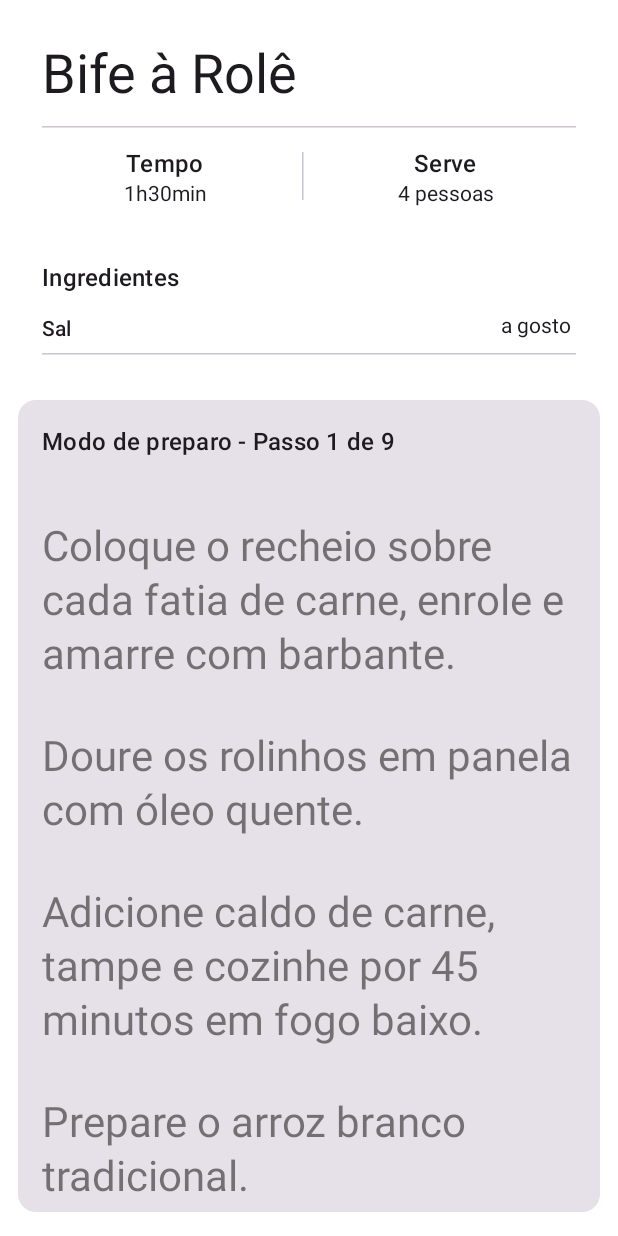
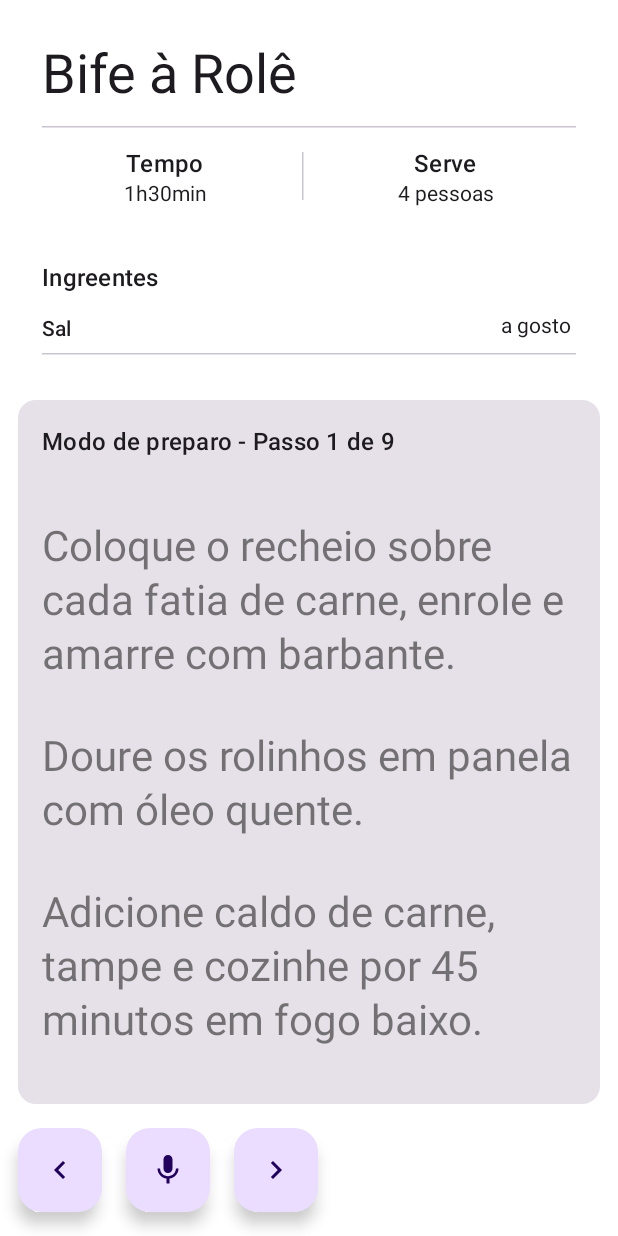
Before and after one commit to DevCapu/remy-kitchen-assistent, an Android app built with Jetpack Compose: the @Preview function ChefModeRecipeScreenPreview, scrolled down 448 dp, on a phone screen of 412 x 824 dp. Run offline under Robolectric (Android 15) with nearby library versions, the phone set to English and light mode, and no system bars; our stand-ins replace constraintlayout-compose.

Commit message:
adiciona assistente de voz e controles de navegação na tela de detalhes da receita

```diff
--- a/app/src/main/java/br/com/devcapu/remy/recipe/presentation/screen/RecipeDetailsScreen.kt
+++ b/app/src/main/java/br/com/devcapu/remy/recipe/presentation/screen/RecipeDetailsScreen.kt
@@ -14,26 +14,40 @@ import androidx.compose.foundation.layout.padding
 import androidx.compose.foundation.lazy.LazyColumn
 import androidx.compose.foundation.lazy.rememberLazyListState
 import androidx.compose.foundation.shape.RoundedCornerShape
+import androidx.compose.material.icons.Icons
+import androidx.compose.material.icons.filled.Mic
+import androidx.compose.material.icons.filled.MicOff
+import androidx.compose.material.icons.filled.NavigateBefore
+import androidx.compose.material.icons.filled.NavigateNext
 import androidx.compose.material3.Card
 import androidx.compose.material3.CardDefaults
+import androidx.compose.material3.FloatingActionButton
 import androidx.compose.material3.HorizontalDivider
+import androidx.compose.material3.Icon
+import androidx.compose.material3.IconButton
 import androidx.compose.material3.MaterialTheme
 import androidx.compose.material3.Text
 import androidx.compose.runtime.Composable
+import androidx.compose.runtime.DisposableEffect
 import androidx.compose.runtime.LaunchedEffect
+import androidx.compose.runtime.collectAsState
 import androidx.compose.runtime.derivedStateOf
 import androidx.compose.runtime.getValue
 import androidx.compose.runtime.mutableIntStateOf
+import androidx.compose.runtime.mutableStateOf
 import androidx.compose.runtime.remember
 import androidx.compose.runtime.setValue
+import androidx.compose.ui.Alignment
 import androidx.compose.ui.Modifier
 import androidx.compose.ui.graphics.Color
+import androidx.compose.ui.platform.LocalContext
 import androidx.compose.ui.res.stringResource
 import androidx.compose.ui.tooling.preview.Preview
 import androidx.compose.ui.unit.dp
 import androidx.constraintlayout.compose.ConstraintLayout
 import androidx.constraintlayout.compose.Dimension
 import br.com.devcapu.remy.R
+import br.com.devcapu.remy.conversation.TextToSpeechService
 import br.com.devcapu.remy.recipe.Recipe
 import br.com.devcapu.remy.recipe.allRecipes
 
@@ -43,6 +57,11 @@ fun RecipeDetailsScreen(
     recipe: Recipe = allRecipes[0],
     isChefMode: Boolean = false
 ) {
+    val context = LocalContext.current
+    val ttsService = remember { TextToSpeechService.getInstance(context) }
+    val isTtsReady by ttsService.isTtsReady.collectAsState()
+    var isVoiceAssistantEnabled by remember { mutableStateOf(true) }
+
     val ingredients = recipe.ingredients
     var selectedStepIndex by remember { mutableIntStateOf(0) }
 
@@ -54,6 +73,34 @@ fun RecipeDetailsScreen(
             } else {
                 ingredients
             }
+        }
+    }
+
+    // Função para narrar o passo atual e seus ingredientes
+    val speakCurrentStep = {
+        if (isTtsReady && isVoiceAssistantEnabled) {
+            val stepText = "Passo ${selectedStepIndex + 1} de ${recipe.steps.size}: ${recipe.steps[selectedStepIndex]}"
+            val ingredientsText = if (currentStepIngredients.isNotEmpty()) {
+                "Ingredientes necessários: " + currentStepIngredients.joinToString(", ") {
+                    "${it.name}, ${it.quantity} ${it.unit.orEmpty()}"
+                }
+            } else ""
+
+            ttsService.speak("$stepText. $ingredientsText")
+        }
+    }
+
+    // Fala o passo atual quando ele é alterado e o assistente de voz está ativado
+    LaunchedEffect(selectedStepIndex, isVoiceAssistantEnabled) {
+        if (isVoiceAssistantEnabled && isChefMode) {
+            speakCurrentStep()
+        }
+    }
+
+    // Limpar recursos do TTS quando o composable for removido
+    DisposableEffect(Unit) {
+        onDispose {
+            ttsService.stop()
         }
     }
 
@@ -132,7 +179,8 @@ fun RecipeDetailsScreen(
         ConstraintLayout(
             modifier = modifier.fillMaxSize().padding(horizontal = 12.dp)
         ) {
-            val (recipeRef, ingredientsRef, stepsRef) = createRefs()
+            val (recipeRef, ingredientsRef, stepsRef, controlsRef) = createRefs()
+
             RecipeItem(
                 modifier = Modifier.constrainAs(recipeRef) {
                     top.linkTo(parent.top, margin = 16.dp)
@@ -140,9 +188,10 @@ fun RecipeDetailsScreen(
                     end.linkTo(parent.end, margin = 16.dp)
                 },
                 recipe = recipe,
-                chefMode = isChefMode,
+                chefMode = true,
                 onClickItem = { }
             )
+
             if (hasIngredients) {
                 Card(
                     modifier = Modifier
@@ -179,6 +228,7 @@ fun RecipeDetailsScreen(
                     }
                 }
             }
+
             Card(
                 modifier = Modifier.constrainAs(stepsRef) {
                     top.linkTo(
@@ -187,7 +237,7 @@ fun RecipeDetailsScreen(
                     )
                     start.linkTo(parent.start, margin = 16.dp)
                     end.linkTo(parent.end, margin = 16.dp)
-                    bottom.linkTo(parent.bottom, margin = 16.dp)
+                    bottom.linkTo(controlsRef.top, margin = 16.dp)
                     height = Dimension.fillToConstraints
                 }
             ) {
@@ -215,6 +265,66 @@ fun RecipeDetailsScreen(
                     ) {
                         selectedStepIndex = it
                     }
+                }
+            }
+
+            // Controles de navegação e assistente de voz
+            Row(
+                modifier = Modifier
+                    .constrainAs(controlsRef) {
+                        start.linkTo(parent.start)
+                        end.linkTo(parent.end)
+                        bottom.linkTo(parent.bottom, margin = 16.dp)
+                    }
+                    .fillMaxWidth()
+                    .padding(end = 16.dp),
+                horizontalArrangement = Arrangement.spacedBy(16.dp),
+                verticalAlignment = Alignment.CenterVertically
+            ) {
+                // Botão para voltar ao passo anterior
+                FloatingActionButton(
+                    onClick = {
+                        if (selectedStepIndex > 0) {
+                            selectedStepIndex--
+                        }
+                    }
+                ) {
+                    Icon(
+                        imageVector = Icons.Default.NavigateBefore,
+                        contentDescription = stringResource(R.string.previous_step)
+                    )
+                }
+
+                // Botão para ativar/desativar o assistente de voz
+                FloatingActionButton(onClick = {
+                        isVoiceAssistantEnabled = !isVoiceAssistantEnabled
+                        if (isVoiceAssistantEnabled) {
+                            speakCurrentStep()
+                        } else {
+                            ttsService.stop()
+                        }
+                    }) {
+                    Icon(
+                        imageVector = if (isVoiceAssistantEnabled) Icons.Default.Mic else Icons.Default.MicOff,
+                        contentDescription = if (isVoiceAssistantEnabled)
+                            stringResource(R.string.disable_voice_assistant)
+                        else
+                            stringResource(R.string.enable_voice_assistant)
+                    )
+                }
+
+                // Botão para avançar ao próximo passo
+                FloatingActionButton(
+                    onClick = {
+                        if (selectedStepIndex < recipe.steps.size - 1) {
+                            selectedStepIndex++
+                        }
+                    },
+                ) {
+                    Icon(
+                        imageVector = Icons.Default.NavigateNext,
+                        contentDescription = stringResource(R.string.next_step)
+                    )
                 }
             }
         }
--- a/app/src/main/res/values/strings.xml
+++ b/app/src/main/res/values/strings.xml
@@ -1,6 +1,12 @@
 <resources>
     <string name="app_name">Remy</string>
-    <string name="ingredients">Ingredientes</string>
+    <string name="ingredients">Ingreentes</string>
     <string name="preparation_mode">Modo de preparo</string>
     <string name="preparation_mode_step">Modo de preparo - Passo %1$d de %2$d</string>
+
+    <!-- Assistente de voz -->
+    <string name="enable_voice_assistant">Ativar assistente de voz</string>
+    <string name="disable_voice_assistant">Desativar assistente de voz</string>
+    <string name="next_step">Próximo passo</string>
+    <string name="previous_step">Passo anterior</string>
 </resources>
```
Also changed, not shown: app/src/main/java/br/com/devcapu/remy/MainActivity.kt (+9 -3 lines), app/src/main/java/br/com/devcapu/remy/conversation/TextToSpeechService.kt (added, +99 -0 lines), app/src/main/java/br/com/devcapu/remy/conversation/VoiceRecognitionService.kt (+4 -7 lines).
